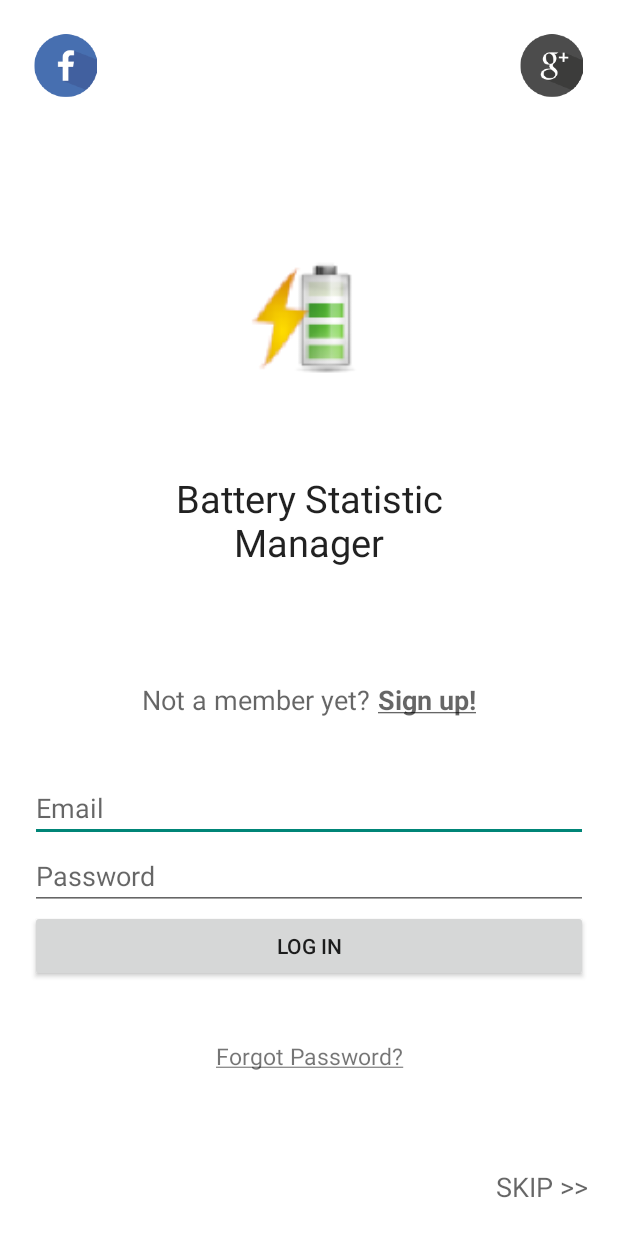
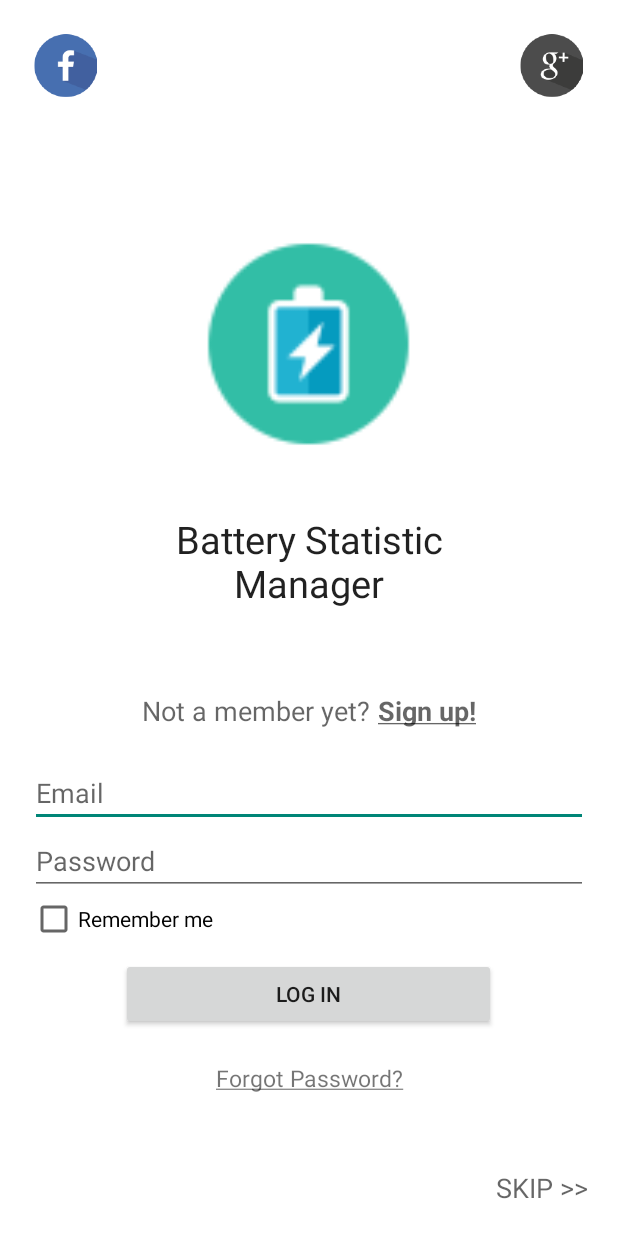
Before and after one commit to DeanParrish/Battery-Status, an Android app: the screen it shows after launch (Login), on a phone screen of 412 x 824 dp. Run offline under Robolectric (Android 15) with nearby library versions, the phone set to English and light mode, and no system bars.

Commit message:
Styling:   Login activity:   + added remember me   + changed icon and look of login activity

```diff
--- a/app/src/main/AndroidManifest.xml
+++ b/app/src/main/AndroidManifest.xml
@@ -4,7 +4,7 @@
 
     <application
         android:allowBackup="true"
-        android:icon="@mipmap/ic_launcher"
+        android:icon="@mipmap/ic_launcher_2"
         android:label="@string/app_name"
         android:theme="@style/AppTheme" >
         <activity
--- a/app/src/main/java/com/example/parrish/test/Login.java
+++ b/app/src/main/java/com/example/parrish/test/Login.java
@@ -4,6 +4,7 @@ import android.app.ActionBar;
 import android.app.Activity;
 import android.content.Context;
 import android.content.Intent;
+import android.content.res.Configuration;
 import android.graphics.Paint;
 import android.support.v7.app.ActionBarActivity;
 import android.os.Bundle;
@@ -32,8 +33,12 @@ public class Login extends Activity {
     @Override
     protected void onCreate(Bundle savedInstanceState) {
         super.onCreate(savedInstanceState);
-        setContentView(R.layout.activity_login);
-
+        if (getResources().getConfiguration().orientation ==
+                Configuration.ORIENTATION_PORTRAIT) {
+            setContentView(R.layout.activity_login);
+        } else {
+            setContentView(R.layout.activity_login_l);
+        }
         addListenerOnButtonLogin();
 
         // hides shadow from action bar
--- a/app/src/main/res/layout/activity_create_entry_l.xml
+++ b/app/src/main/res/layout/activity_create_entry_l.xml
@@ -42,8 +42,8 @@
             android:layout_weight=".5"
             android:orientation="vertical"
             android:paddingBottom="10dp"
-            android:paddingLeft="15dp"
-            android:paddingRight="15dp"
+            android:paddingLeft="20dp"
+            android:paddingRight="20dp"
             android:paddingTop="5dp"
             android:weightSum="1">
 
--- a/app/src/main/res/layout/activity_login.xml
+++ b/app/src/main/res/layout/activity_login.xml
@@ -18,7 +18,7 @@
             android:layout_width="match_parent"
             android:layout_height="0dp"
             android:layout_gravity="center_horizontal"
-            android:layout_weight=".1">
+            android:layout_weight=".15">
 
             <LinearLayout
                 android:orientation="vertical"
@@ -54,18 +54,26 @@
             android:orientation="vertical"
             android:layout_width="match_parent"
             android:layout_height="0dp"
-            android:layout_weight=".3">
+            android:layout_weight=".5">
 
-            <ImageButton
-                android:layout_width="85dp"
-                android:layout_height="85dp"
-                android:id="@+id/imageButton"
+            <!--<ImageButton-->
+                <!--android:layout_width="125dp"-->
+                <!--android:layout_height="85dp"-->
+                <!--android:id="@+id/imageButton"-->
+                <!--android:layout_gravity="center_horizontal"-->
+                <!--android:src="@mipmap/ic_launcher_2"-->
+                <!--android:scaleType="fitCenter"-->
+                <!--android:background="@null"-->
+                <!--android:layout_marginBottom="5dp"-->
+                <!--android:layout_weight="0.64" />-->
+
+            <ImageView
+                android:layout_width="150dp"
+                android:layout_height="150dp"
+                android:id="@+id/imageView"
                 android:layout_gravity="center_horizontal"
-                android:src="@mipmap/ic_launcher"
-                android:scaleType="fitCenter"
-                android:background="@null"
-                android:layout_marginBottom="10dp"
-                android:layout_weight=".8" />
+                android:layout_weight="0.64"
+                android:src="@mipmap/ic_launcher_2" />
 
             <TextView
                 android:layout_width="200dp"
@@ -124,18 +132,26 @@
             android:hint="Password"
             android:textSize="18sp" />
 
+        <CheckBox
+            android:layout_width="wrap_content"
+            android:layout_height="wrap_content"
+            android:text="Remember me"
+            android:id="@+id/checkBox"
+            android:checked="false"
+            android:layout_marginBottom="10dp" />
+
         <LinearLayout
             android:orientation="horizontal"
             android:layout_width="match_parent"
-            android:layout_height="wrap_content">
+            android:layout_height="wrap_content"
+            android:gravity="center_horizontal">
 
             <Button
-                android:layout_width="0dp"
+                android:layout_width="250dp"
                 android:layout_height="wrap_content"
                 android:text="Log in"
                 android:id="@+id/btn_login"
-                android:layout_gravity="center_horizontal"
-                android:layout_weight=".1" />
+                android:layout_gravity="center_horizontal" />
 
         </LinearLayout>
 
@@ -158,7 +174,7 @@
             android:layout_gravity="right"
             android:textSize="18sp"
             android:clickable="true"
-            android:layout_weight=".05"
+            android:layout_weight=".08"
             android:gravity="bottom" />
 
     </LinearLayout>
```
Also changed, not shown: app/src/main/res/layout/activity_login_l.xml (added, +205 -0 lines), app/src/main/res/layout/activity_main.xml (+16 -17 lines), app/src/main/ic_launcher_2-web.png (added), app/src/main/res/mipmap-hdpi/ic_launcher_2.png (added), app/src/main/res/mipmap-mdpi/ic_launcher_2.png (added), app/src/main/res/mipmap-xhdpi/ic_launcher_2.png (added), app/src/main/res/mipmap-xxhdpi/ic_launcher_2.png (added), app/src/main/res/mipmap-xxxhdpi/ic_launcher_2.png (added).
